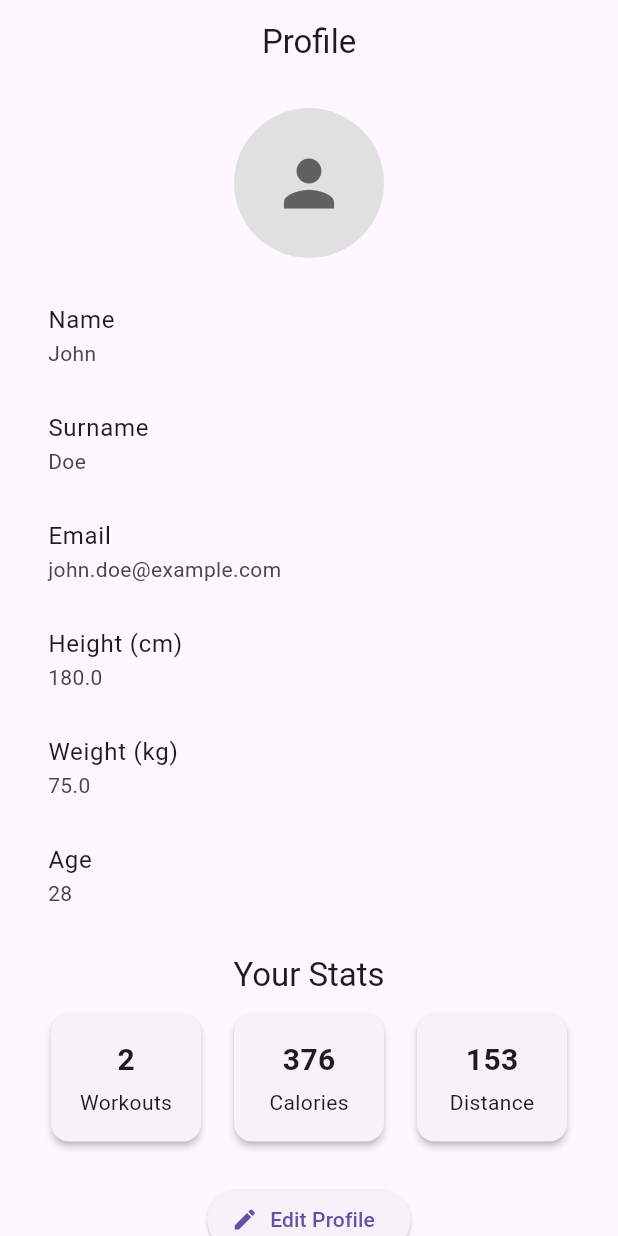
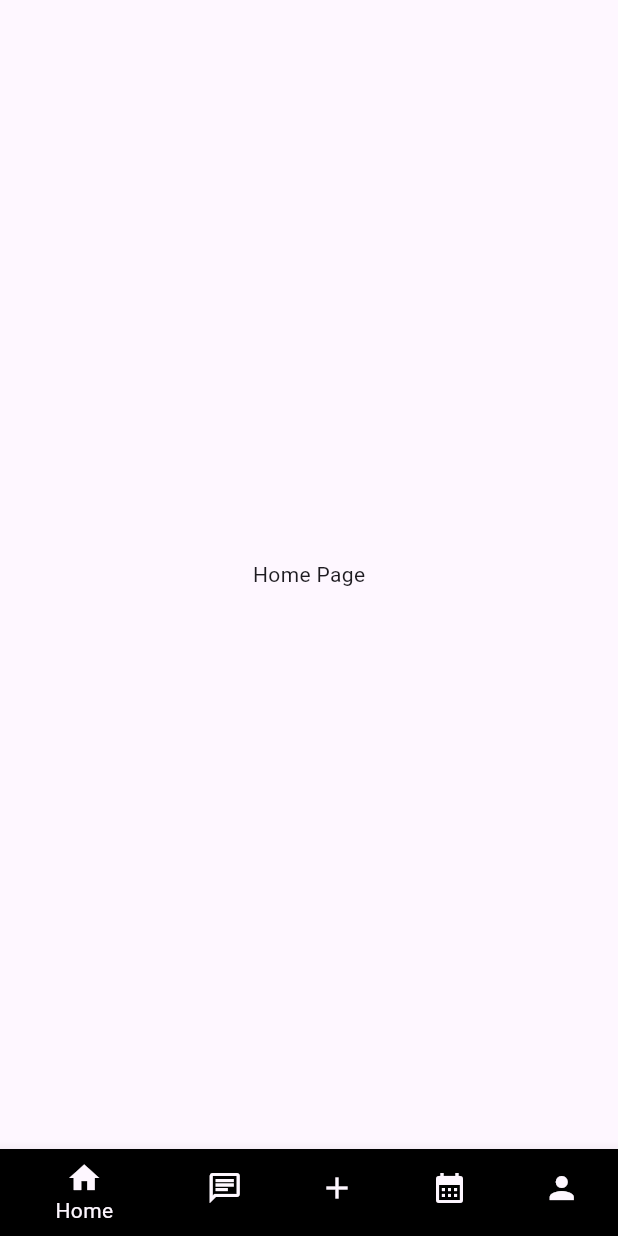
Before and after one commit to abbaskizil/CS310-Project, a Flutter app: the screen it shows after launch, on a phone screen of 412 x 824 dp. Run offline on Flutter 3.47's test engine with Material 3 defaults, Android fonts, the phone set to English and light mode, and no system bars.

Commit message:
added bottom navigation bar | changed profile view

```diff
--- a/lib/main.dart
+++ b/lib/main.dart
@@ -14,7 +14,7 @@ class MyApp extends StatelessWidget {
     return MaterialApp(
       title: 'My App',
       theme: ThemeData(primarySwatch: Colors.blue),
-      home: const ProfilePage(),
+      home: const BottomNavigator(),
     );
   }
 }
--- a/lib/screens/profile_page.dart
+++ b/lib/screens/profile_page.dart
@@ -1,7 +1,8 @@
+import 'package:deneme1app/screens/sign_in_page.dart';
 import 'package:flutter/material.dart';
 
 class ProfilePage extends StatefulWidget {
-  const ProfilePage({Key? key}) : super(key: key);
+  const ProfilePage({super.key});
 
   @override
   _ProfilePageState createState() => _ProfilePageState();
@@ -9,34 +10,31 @@ class ProfilePage extends StatefulWidget {
 
 class _ProfilePageState extends State<ProfilePage> {
   // Example user data - you would fetch this from your backend or a service
-  String _name = 'John';
-  String _surname = 'Doe';
-  String _email = 'john.doe@example.com';
-  double _height = 180.0;
-  double _weight = 75.0;
-  int _age = 28;
+  final String _name = 'John';
+  final String _surname = 'Doe';
+  final String _email = 'john.doe@example.com';
+  final double _height = 180.0;
+  final double _weight = 75.0;
+  final int _age = 28;
 
   // Example user stats
-  int _workoutCount = 2;
-  int _calorieIntake = 376;
-  int _distanceRan = 153; // example distance or steps
+  final int _workoutCount = 2;
+  final int _calorieIntake = 376;
+  final int _distanceRan = 153; // example distance or steps
 
   void _editProfile() {
-    // For now, let's just navigate to a new page or show a dialog
-    // Or you can simply toggle an "edit mode" to allow inline editing
+    // TODO:: HERE WE NEED TO CHANGE THE ROUTE TO THE EDITPAGE WHEN ADDED
     Navigator.push(
       context,
-      MaterialPageRoute(builder: (context) => const EditProfilePage()),
+      MaterialPageRoute(builder: (context) => const SignInPage()),
     );
   }
 
   @override
   Widget build(BuildContext context) {
     return Scaffold(
-      appBar: AppBar(
-        title: const Text('Profile'),
-        centerTitle: true,
-      ),
+      appBar: AppBar(title: const Text('Profile'), centerTitle: true),
+      // bottomNavigationBar: null, // <-------------------
       body: SingleChildScrollView(
         padding: const EdgeInsets.all(16.0),
         child: Column(
@@ -45,46 +43,51 @@ class _ProfilePageState extends State<ProfilePage> {
             CircleAvatar(
               radius: 50,
               backgroundColor: Colors.grey[300],
-              child: Icon(
-                Icons.person,
-                size: 50,
-                color: Colors.grey[700],
-              ),
+              backgroundImage: NetworkImage(
+                'https://external-preview.redd.it/ehmAOFmGtL5VGRAq8Dkye2B9QlzVz0BzvT6o75NMgsc.jpg?auto=webp&s=ca3914b1948c660d10299f8dbc95a815dbf39043',
+              ), // Using NetworkImage here
             ),
             const SizedBox(height: 16),
-
-            // User info
-            ListTile(
+            Row(
+              children: [
+                Expanded(
+                  child: ListTile(
                     title: const Text('Name'),
                     subtitle: Text(_name),
                   ),
-            ListTile(
+                ),
+                Expanded(
+                  child: ListTile(
                     title: const Text('Surname'),
                     subtitle: Text(_surname),
                   ),
-            ListTile(
-              title: const Text('Email'),
-              subtitle: Text(_email),
                 ),
-            ListTile(
-              title: const Text('Height (cm)'),
-              subtitle: Text(_height.toString()),
+              ],
             ),
-            ListTile(
+
+            // User info
+            Row(
+              children: [
+                Expanded(
+                  child: ListTile(
                     title: const Text('Weight (kg)'),
                     subtitle: Text(_weight.toString()),
                   ),
-            ListTile(
+                ),
+                Expanded(
+                  child: ListTile(
                     title: const Text('Age'),
                     subtitle: Text(_age.toString()),
                   ),
+                ),
+              ],
+            ),
+            ListTile(title: const Text('Email'), subtitle: Text(_email)),
+
             const SizedBox(height: 16),
 
             // Stats
-            Text(
-              'Your Stats',
-              style: Theme.of(context).textTheme.titleLarge,
-            ),
+            Text('Your Stats', style: Theme.of(context).textTheme.titleLarge),
             const SizedBox(height: 8),
             Row(
               mainAxisAlignment: MainAxisAlignment.spaceEvenly,
@@ -118,10 +121,7 @@ class _ProfilePageState extends State<ProfilePage> {
           children: [
             Text(
               value,
-              style: const TextStyle(
-                fontSize: 20,
-                fontWeight: FontWeight.bold,
-              ),
+              style: const TextStyle(fontSize: 20, fontWeight: FontWeight.bold),
             ),
             const SizedBox(height: 4),
             Text(title),
@@ -132,20 +132,85 @@ class _ProfilePageState extends State<ProfilePage> {
   }
 }
 
-// TODO:: BURAYA EDIT PROFILE PAGESINI YAPISTIR ISMI AYNI KALSIN
-
+// TODO:: BURAYA EDIT PROFILE PAGESINI YAPISTIR ISMI AYNI KALSIN  <------------------------ AYDIN
+// YA DA YENI DOSYA ACACAKSAN BURAYI SIL.
 class EditProfilePage extends StatelessWidget {
-  const EditProfilePage({Key? key}) : super(key: key);
+  const EditProfilePage({super.key});
 
   @override
   Widget build(BuildContext context) {
     // Example minimal page
     return Scaffold(
-      appBar: AppBar(
-        title: const Text('Edit Profile'),
+      appBar: AppBar(title: const Text('Edit Profile')),
+      body: const Center(child: Text('Here you can edit your profile.')),
+    );
+  }
+}
+///////////////////////////////////////////////////////////////////////
+
+
+
+class BottomNavigator extends StatefulWidget {
+  const BottomNavigator({super.key});
+
+  @override
+  State<BottomNavigator> createState() => _BottomNavigatorState();
+}
+
+class _BottomNavigatorState extends State<BottomNavigator> {
+  int _curIndex = 0;
+
+  void _indexFunc(int index) {
+    setState(() {
+      _curIndex = index;
+    });
+  }
+
+  final List<Widget> _pages = [
+
+    // TODO:: change placeholders to real screens when added.
+    Center(child: Text('Home Page')),
+    Center(child: Text('Add Activity Page')),
+    Center(child: Text('Chat Page')),
+    Center(child: Text('Calendar Page')),
+
+    ProfilePage(),
+  ];
+
+  @override
+  Widget build(BuildContext context) {
+    return Scaffold(
+      body: _pages[_curIndex],
+      bottomNavigationBar: BottomNavigationBar(
+        currentIndex: _curIndex,
+        onTap: _indexFunc,
+        items: [
+          BottomNavigationBarItem(
+            icon: Icon(Icons.home),
+            label: "Home",
+            backgroundColor: Colors.black,
           ),
-      body: const Center(
-        child: Text('Here you can edit your profile.'),
+          BottomNavigationBarItem(
+            icon: Icon(Icons.chat_outlined),
+            label: "Chat",
+            backgroundColor: Colors.black,
+          ),
+          BottomNavigationBarItem(
+            icon: Icon(Icons.add),
+            label: "Add Activity",
+            backgroundColor: Colors.black,
+          ),
+          BottomNavigationBarItem(
+            icon: Icon(Icons.calendar_month),
+            label: "Calendar",
+            backgroundColor: Colors.black,
+          ),
+          BottomNavigationBarItem(
+            icon: Icon(Icons.person),
+            label: "Profile",
+            backgroundColor: Colors.black,
+          ),
+        ],
       ),
     );
   }
```
Also changed, not shown: lib/screens/sign_in_page.dart (+48 -21 lines). Lines whose indentation alone changed are shown as unchanged.
